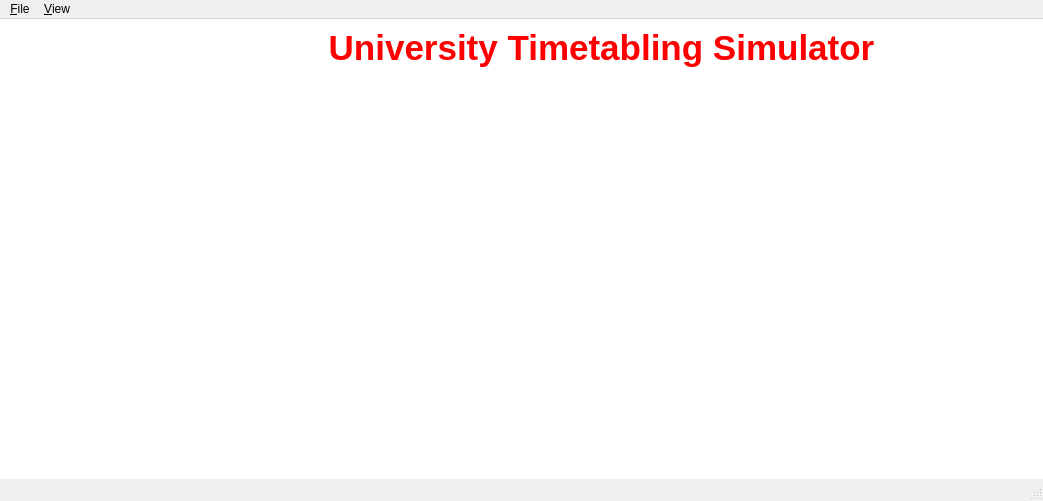
Qt form src/views/simulator/Simulator.ui (TudorMaxim/flag_colouring_model) before a commit.
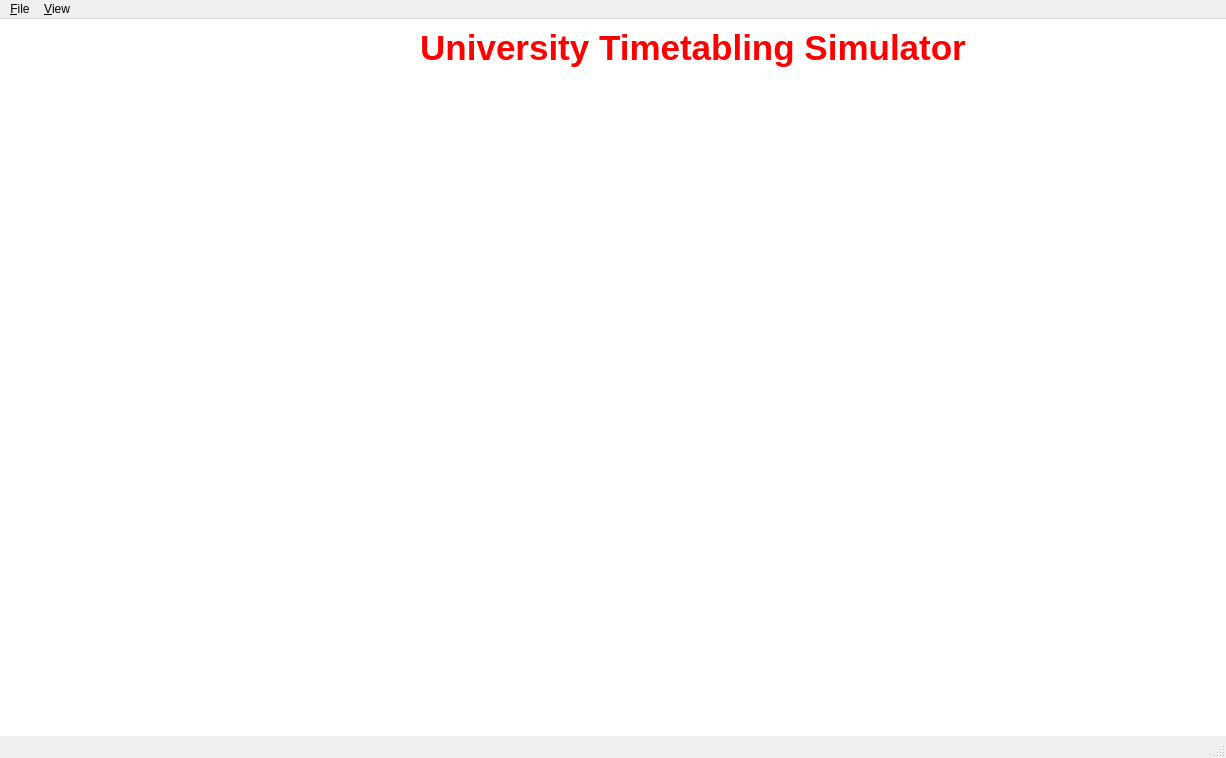
The same form after that commit. Icons and pictures are not drawn.

The edit to the form file:
```diff
--- a/src/views/simulator/Simulator.ui
+++ b/src/views/simulator/Simulator.ui
@@ -6,8 +6,8 @@
    <rect>
     <x>0</x>
     <y>0</y>
-    <width>1043</width>
-    <height>501</height>
+    <width>1226</width>
+    <height>758</height>
    </rect>
   </property>
   <property name="windowTitle">
@@ -80,7 +80,7 @@
     <rect>
      <x>0</x>
      <y>0</y>
-     <width>1043</width>
+     <width>1226</width>
      <height>26</height>
     </rect>
    </property>
```
